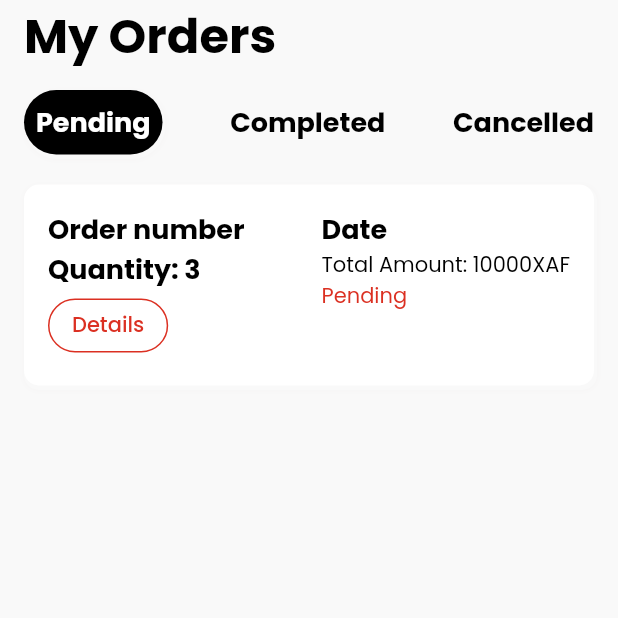
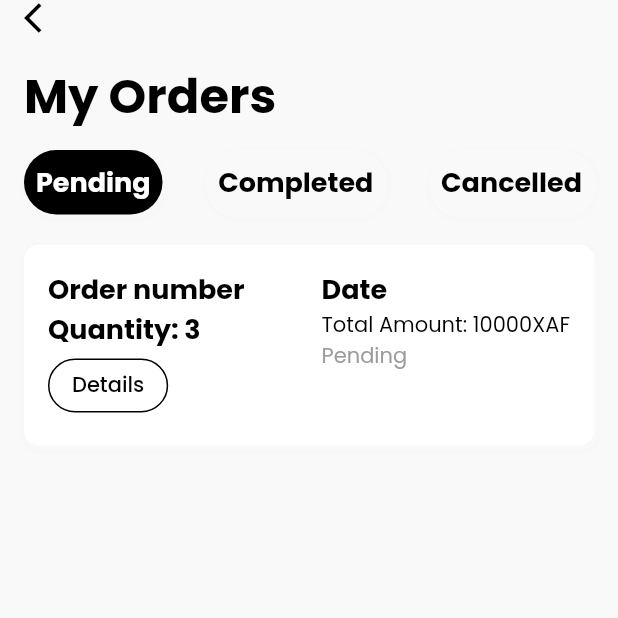
Before and after one commit to mugri-ndeh/online_market, a Flutter app: the Orders screen opened directly, on a phone screen of 412 x 824 dp, the top half of it. Run offline on Flutter 3.47's test engine with Material 2 defaults, Android fonts, the phone set to English and light mode, and no system bars; our stand-ins replace cached_network_image, carousel_slider, cloud_firestore, firebase_auth, firebase_core, font_awesome_flutter and 4 more; accounts and stored records are empty.

Commit message:
code separated

```diff
--- a/lib/profile/orders/orders.dart
+++ b/lib/profile/orders/orders.dart
@@ -1,6 +1,8 @@
 import 'package:flutter/material.dart';
+import 'package:online_market/profile/orders/order_details.dart';
 import 'package:online_market/profile/widgets.dart';
 import 'package:online_market/util/contstants.dart';
+import 'package:online_market/util/helper.dart';
 import 'package:online_market/util/palette.dart';
 import 'package:online_market/util/widgets/custom_buttons.dart';
 
@@ -24,6 +26,13 @@ class _OrdersState extends State<Orders> {
           child: Column(
             crossAxisAlignment: CrossAxisAlignment.start,
             children: [
+              GestureDetector(
+                onTap: () {
+                  Navigator.pop(context);
+                },
+                child: const Icon(Icons.arrow_back_ios),
+              ),
+              const SizedBox(height: 16),
               Text(
                 'My Orders',
                 style: Theme.of(context).textTheme.headline1,
@@ -32,49 +41,15 @@ class _OrdersState extends State<Orders> {
               Row(
                 mainAxisAlignment: MainAxisAlignment.spaceBetween,
                 children: [
-                  Container(
-                    decoration: BoxDecoration(
-                      color: Theme.of(context).brightness == Brightness.light
-                          ? Palette.black
-                          : Palette.scaffoldBg,
-                      borderRadius: BorderRadius.circular(80),
-                      boxShadow: [
-                        BoxShadow(
-                          offset: Offset(1, 2),
-                          blurStyle: BlurStyle.outer,
-                          blurRadius: 3,
-                          spreadRadius: 1,
-                          color: Color.fromARGB(255, 228, 222, 222)
-                              .withOpacity(0.2),
-                        ),
-                      ],
-                    ),
-                    child: Padding(
-                      padding: const EdgeInsets.all(8.0),
-                      child: Text('Pending',
-                          style: TextStyle(
-                            fontSize: 18,
-                            fontWeight: FontWeight.bold,
-                            color:
-                                Theme.of(context).brightness == Brightness.light
-                                    ? Palette.white
-                                    : Palette.black,
-                          )),
-                    ),
-                  ),
-                  Text(
-                    'Completed',
-                    style: Theme.of(context).textTheme.headline6,
-                  ),
-                  Text(
-                    'Cancelled',
-                    style: Theme.of(context).textTheme.headline6,
-                  ),
+                  _topTab(context, 0, 'Pending'),
+                  _topTab(context, 1, 'Completed'),
+                  _topTab(context, 2, 'Cancelled'),
                 ],
               ),
               const SizedBox(height: 20),
               Expanded(
                   child: IndexedStack(
+                index: _selectedIndex,
                 children: [_pending(), _completed(), _cancelled()],
               ))
             ],
@@ -84,11 +59,79 @@ class _OrdersState extends State<Orders> {
     );
   }
 
+  GestureDetector _topTab(BuildContext context, int index, String text) {
+    return GestureDetector(
+      onTap: () {
+        setState(() {
+          _selectedIndex = index;
+        });
+      },
+      child: Container(
+        decoration: _selectedIndex == index
+            ? BoxDecoration(
+                color: Theme.of(context).brightness == Brightness.light
+                    ? Palette.black
+                    : Palette.scaffoldBg,
+                borderRadius: BorderRadius.circular(100),
+                boxShadow: [
+                  BoxShadow(
+                    offset: Offset(1, 2),
+                    blurStyle: BlurStyle.outer,
+                    blurRadius: 3,
+                    spreadRadius: 1,
+                    color: Color.fromARGB(255, 228, 222, 222).withOpacity(0.2),
+                  ),
+                ],
+              )
+            : BoxDecoration(
+                color: Theme.of(context).brightness == Brightness.light
+                    ? Palette.scaffoldBg
+                    : Palette.black,
+                borderRadius: BorderRadius.circular(100),
+                boxShadow: [
+                  BoxShadow(
+                    offset: Offset(1, 2),
+                    blurStyle: BlurStyle.outer,
+                    blurRadius: 3,
+                    spreadRadius: 1,
+                    color: Color.fromARGB(255, 228, 222, 222).withOpacity(0.2),
+                  ),
+                ],
+              ),
+        child: Padding(
+          padding: const EdgeInsets.all(8.0),
+          child: Text(
+            text,
+            style: _selectedIndex == index
+                ? TextStyle(
+                    fontSize: 18,
+                    fontWeight: FontWeight.bold,
+                    color: Theme.of(context).brightness == Brightness.light
+                        ? Palette.white
+                        : Palette.black,
+                  )
+                : TextStyle(
+                    fontSize: 18,
+                    fontWeight: FontWeight.bold,
+                    color: Theme.of(context).brightness == Brightness.light
+                        ? Palette.black
+                        : Palette.white,
+                  ),
+          ),
+        ),
+      ),
+    );
+  }
+
   Widget _pending() {
     return SingleChildScrollView(
         child: Column(
-      children: [
-        elevatedContainer(
+      children: [_orderCard(state: 'Pending', color: Palette.grey)],
+    ));
+  }
+
+  Widget _orderCard({required String state, required Color color}) {
+    return elevatedContainer(
         context: context,
         child: Row(
           mainAxisAlignment: MainAxisAlignment.spaceBetween,
@@ -107,7 +150,13 @@ class _OrdersState extends State<Orders> {
                   style: Theme.of(context).textTheme.headline6,
                 ),
                 OutlinedButton(
-                      onPressed: () {},
+                  onPressed: () {
+                    push(context, OrderDetails());
+                  },
+                  style: OutlinedButton.styleFrom(
+                    primary: Theme.of(context).iconTheme.color,
+                    side: BorderSide(color: Theme.of(context).iconTheme.color!),
+                  ),
                   child: Text('Details'),
                 ),
               ],
@@ -125,22 +174,24 @@ class _OrdersState extends State<Orders> {
                   style: Theme.of(context).textTheme.bodyText2,
                 ),
                 Text(
-                      'Pending',
-                      style: TextStyle(color: Palette.primaryColor),
+                  state,
+                  style: TextStyle(color: color),
                 ),
               ],
             )
-              ],
-            ))
           ],
         ));
   }
 
   Widget _completed() {
-    return Column();
+    return Column(
+      children: [_orderCard(state: 'Completed', color: Palette.success)],
+    );
   }
 
   Widget _cancelled() {
-    return Column();
+    return Column(
+      children: [_orderCard(state: 'Cancelled', color: Palette.error)],
+    );
   }
 }
```
Lines whose indentation alone changed are shown as unchanged.
